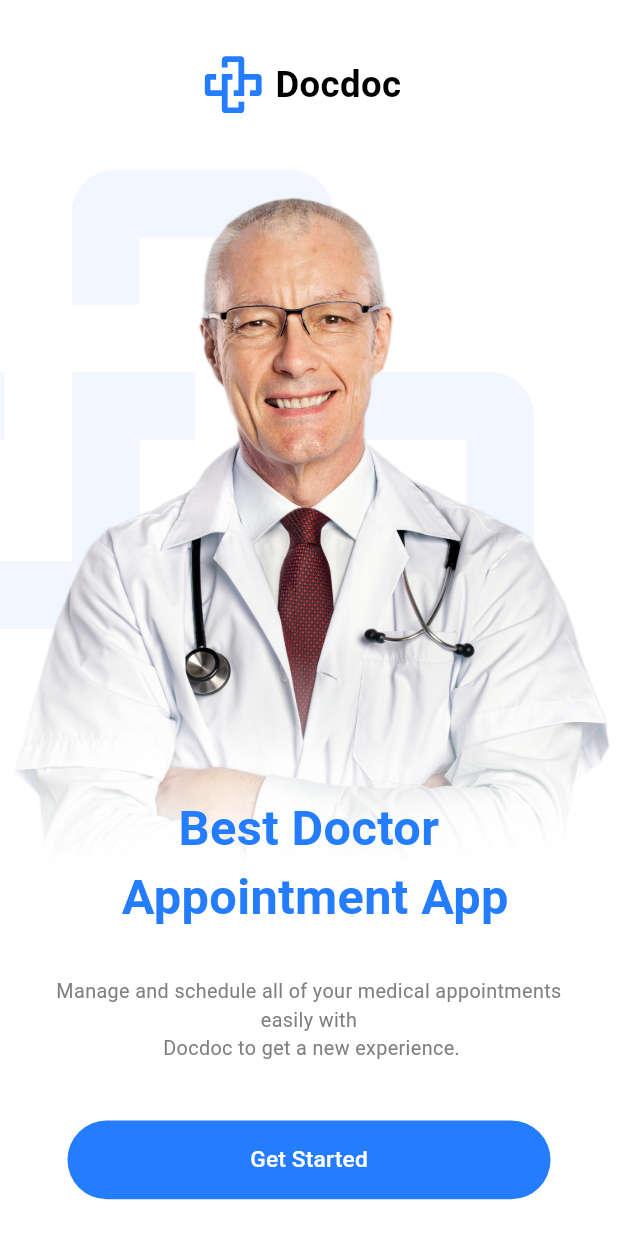
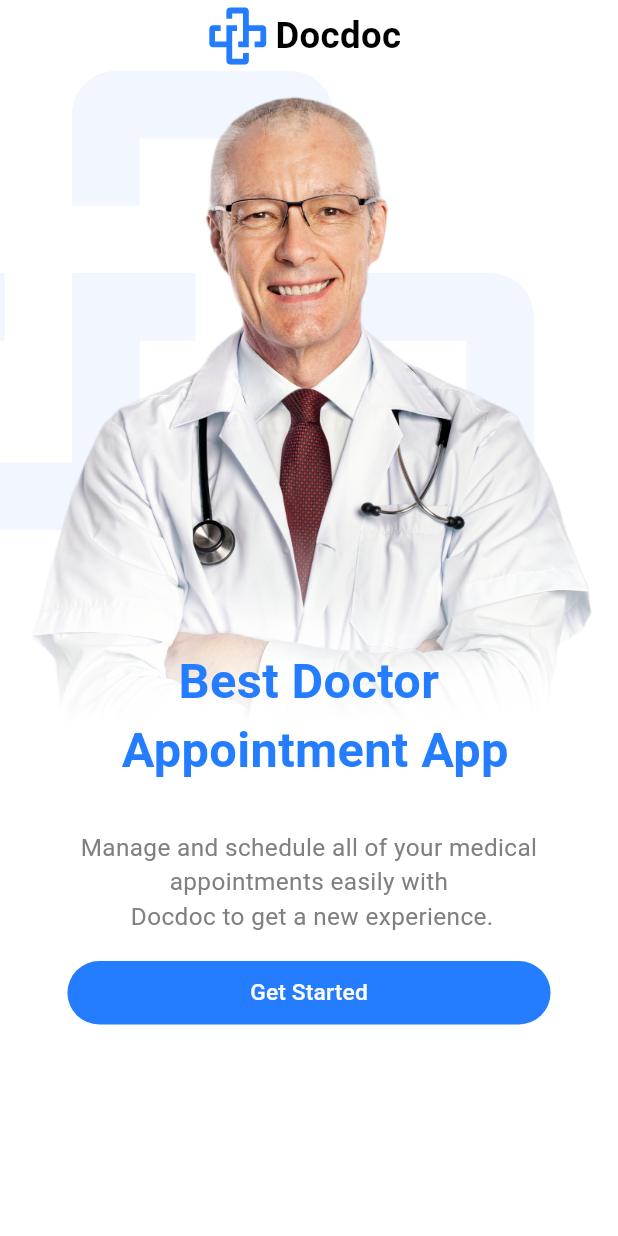
Before and after one commit to kareemtoson12/doctorApp, a Flutter app: the screen it shows after launch, on a phone screen of 412 x 824 dp. Run offline on Flutter 3.47's test engine with Material 3 defaults, Android fonts, the phone set to English and light mode, and no system bars; our stand-ins replace flutter_screenutil, flutter_svg.

Commit message:
last update for enboarding

```diff
--- a/doctor_app/lib/core/routing/app_router.dart
+++ b/doctor_app/lib/core/routing/app_router.dart
@@ -5,6 +5,7 @@ import 'package:flutter/material.dart';
 
 class AppRouter {
   Route gnerateRoute(RouteSettings settings) {
+    //final arguments = settings.arguments;
     switch (settings.name) {
       case Routes.onBordingScreen:
         return MaterialPageRoute(builder: (context) => OnboardingScreen());
--- a/doctor_app/lib/core/theming/styels.dart
+++ b/doctor_app/lib/core/theming/styels.dart
@@ -14,5 +14,5 @@ class CustomstextStyels {
       color: ColorsManger.minBlue);
 
   static TextStyle font13RegularGray = TextStyle(
-      fontSize: 13.sp, fontWeight: FontWeight.normal, color: ColorsManger.gray);
+      fontSize: 16.sp, fontWeight: FontWeight.normal, color: ColorsManger.gray);
 }
--- a/doctor_app/lib/features/onboarding/onboarding_screen.dart
+++ b/doctor_app/lib/features/onboarding/onboarding_screen.dart
@@ -15,13 +15,10 @@ class OnboardingScreen extends StatelessWidget {
       body: SafeArea(
           child: SingleChildScrollView(
               child: Padding(
-        padding: EdgeInsets.only(top: 30.h, bottom: 30.h),
+        padding: EdgeInsets.only(top: 1.h, bottom: 1.h),
         child: Column(
           children: [
             DocLogoAndNamae(),
-            SizedBox(
-              height: 30.h,
-            ),
             DoctorImageAndText(context),
             Padding(
               padding: EdgeInsets.symmetric(
@@ -35,7 +32,7 @@ class OnboardingScreen extends StatelessWidget {
                     textAlign: TextAlign.center,
                   ),
                   SizedBox(
-                    height: 30.h,
+                    height: 10.h,
                   ),
                   getstartedBottom(context),
                 ],
--- a/doctor_app/lib/features/onboarding/widgets/DoctorImageAndText.dart
+++ b/doctor_app/lib/features/onboarding/widgets/DoctorImageAndText.dart
@@ -1,5 +1,6 @@
 import 'package:doctor_app/core/theming/styels.dart';
 import 'package:flutter/material.dart';
+import 'package:flutter_screenutil/flutter_screenutil.dart';
 import 'package:flutter_svg/svg.dart';
 
 Widget DoctorImageAndText(BuildContext context) {
@@ -7,6 +8,8 @@ Widget DoctorImageAndText(BuildContext context) {
     children: [
       SvgPicture.asset('assets/svg/opictyLogo.svg'),
       Container(
+        width: 400.w,
+        height: 500.h,
         foregroundDecoration: BoxDecoration(
           gradient: LinearGradient(
               colors: [
--- a/doctor_app/lib/features/onboarding/widgets/doc_logo_and_name.dart
+++ b/doctor_app/lib/features/onboarding/widgets/doc_logo_and_name.dart
@@ -9,7 +9,7 @@ Widget DocLogoAndNamae() {
     children: <Widget>[
       SvgPicture.asset('assets/svg/docDocLogo.svg'),
       Padding(
-        padding: EdgeInsets.all(8.h),
+        padding: EdgeInsets.all(5.h),
         child: Text(
           'Docdoc',
           style: CustomstextStyels.font24black700Wight,
--- a/doctor_app/lib/features/onboarding/widgets/started_bottom.dart
+++ b/doctor_app/lib/features/onboarding/widgets/started_bottom.dart
@@ -13,7 +13,7 @@ Widget getstartedBottom(BuildContext context) {
         context.pushNamed(Routes.loginScreen, arguments: {'id': 1});
       },
       child: Container(
-          padding: EdgeInsets.all(15.h),
+          padding: EdgeInsets.all(10.h),
           width: double.infinity,
           decoration: BoxDecoration(
               color: ColorsManger.minBlue,
```
